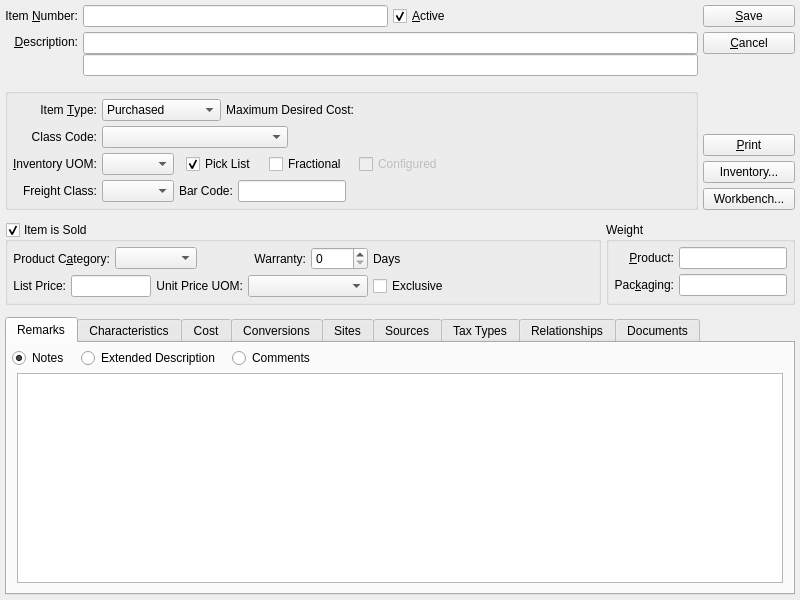
First picture: the form in xtuple/trunk/guiclient/item.ui, repository WooodHead/xtuple, before the edit.
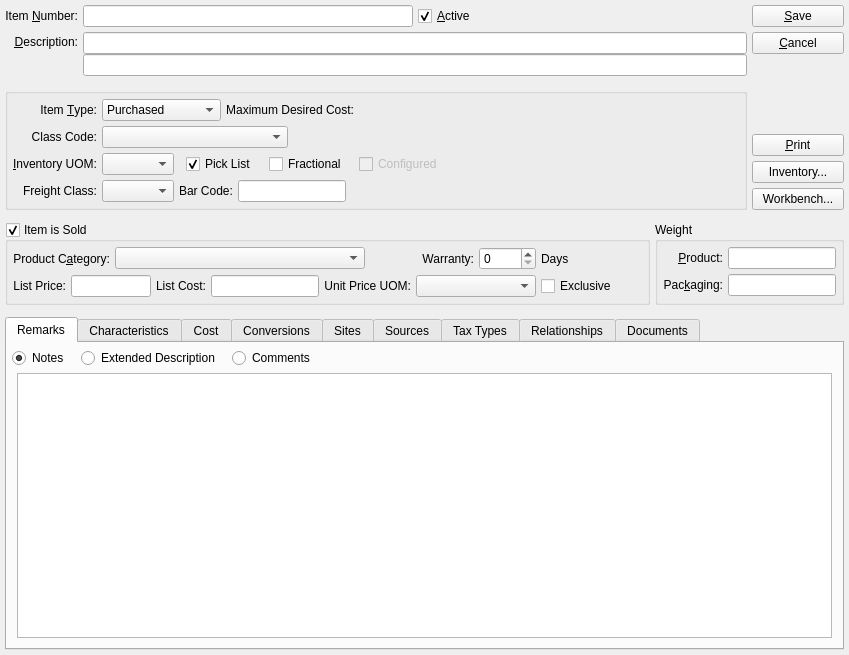
Second picture: the form after the edit. Custom widgets are drawn as their Qt base class.

What changed in the file:
```diff
--- a/xtuple/trunk/guiclient/item.ui
+++ b/xtuple/trunk/guiclient/item.ui
@@ -13,8 +13,8 @@
    <rect>
     <x>0</x>
     <y>0</y>
-    <width>800</width>
-    <height>600</height>
+    <width>849</width>
+    <height>655</height>
    </rect>
   </property>
   <property name="windowTitle">
@@ -563,7 +563,7 @@
             </property>
            </widget>
           </item>
-          <item row="0" column="2" colspan="2">
+          <item row="0" column="2" colspan="4">
            <widget class="XComboBox" name="_prodcat">
             <property name="sizePolicy">
              <sizepolicy hsizetype="Expanding" vsizetype="Fixed">
@@ -579,7 +579,7 @@
             </property>
            </widget>
           </item>
-          <item row="0" column="4" colspan="2">
+          <item row="0" column="6" colspan="2">
            <widget class="QLabel" name="_warrantyCodeLit">
             <property name="text">
              <string>Warranty:</string>
@@ -589,14 +589,14 @@
             </property>
            </widget>
           </item>
-          <item row="0" column="6">
+          <item row="0" column="8">
            <widget class="QSpinBox" name="_warranty">
             <property name="maximum">
              <number>9999</number>
             </property>
            </widget>
           </item>
-          <item row="0" column="7">
+          <item row="0" column="9">
            <widget class="QLabel" name="_warrantyCodeLit_2">
             <property name="text">
              <string>Days</string>
@@ -632,7 +632,7 @@
             </property>
            </widget>
           </item>
-          <item row="1" column="3" colspan="2">
+          <item row="1" column="5" colspan="2">
            <widget class="QLabel" name="_priceUOMLit">
             <property name="text">
              <string>Unit Price UOM:</string>
@@ -642,7 +642,7 @@
             </property>
            </widget>
           </item>
-          <item row="1" column="5" colspan="2">
+          <item row="1" column="7" colspan="2">
            <widget class="XComboBox" name="_priceUOM">
             <property name="minimumSize">
              <size>
@@ -652,7 +652,30 @@
             </property>
            </widget>
           </item>
-          <item row="1" column="7">
+          <item row="1" column="4">
+           <widget class="XLineEdit" name="_listcost">
+            <property name="sizePolicy">
+             <sizepolicy hsizetype="Preferred" vsizetype="Fixed">
+              <horstretch>0</horstretch>
+              <verstretch>0</verstretch>
+             </sizepolicy>
+            </property>
+            <property name="alignment">
+             <set>Qt::AlignRight|Qt::AlignTrailing|Qt::AlignVCenter</set>
+            </property>
+           </widget>
+          </item>
+          <item row="1" column="3">
+           <widget class="QLabel" name="_listCostLit">
+            <property name="text">
+             <string>List Cost:</string>
+            </property>
+            <property name="alignment">
+             <set>Qt::AlignRight|Qt::AlignTrailing|Qt::AlignVCenter</set>
+            </property>
+           </widget>
+          </item>
+          <item row="1" column="9">
            <widget class="QCheckBox" name="_exclusive">
             <property name="text">
              <string>Exclusive</string>
```
Left out of the diff: 1 changed line with no effect on the pictures.
